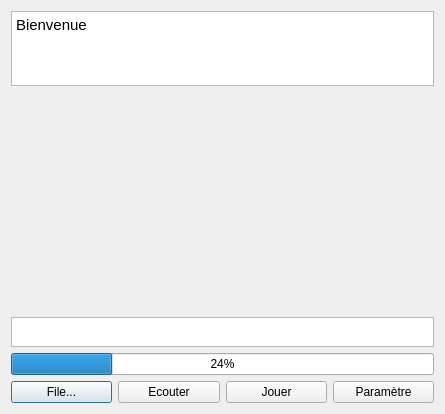
Old version of the form UI/mainWindows.ui in the repository AndyChalendard/Karaoke.
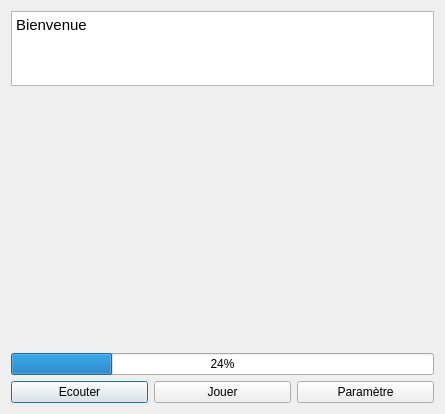
New version of the form.

```diff
--- a/UI/mainWindows.ui
+++ b/UI/mainWindows.ui
@@ -50,16 +50,6 @@
        <widget class="QWidget" name="dockWidgetContents"/>
       </widget>
      </item>
-     <item>
-      <widget class="QTextBrowser" name="textBrowser_2">
-       <property name="maximumSize">
-        <size>
-         <width>16777215</width>
-         <height>30</height>
-        </size>
-       </property>
-      </widget>
-     </item>
      <item>
       <widget class="QProgressBar" name="progressBar">
        <property name="value">
@@ -69,13 +59,6 @@
      </item>
      <item>
       <layout class="QHBoxLayout" name="horizontalLayout">
-       <item>
-        <widget class="QPushButton" name="Button_File">
-         <property name="text">
-          <string>File...</string>
-         </property>
-        </widget>
-       </item>
        <item>
         <widget class="QPushButton" name="Button_Listen">
          <property name="text">
```
Left out of the diff: 17 changed lines with no effect on the pictures.
